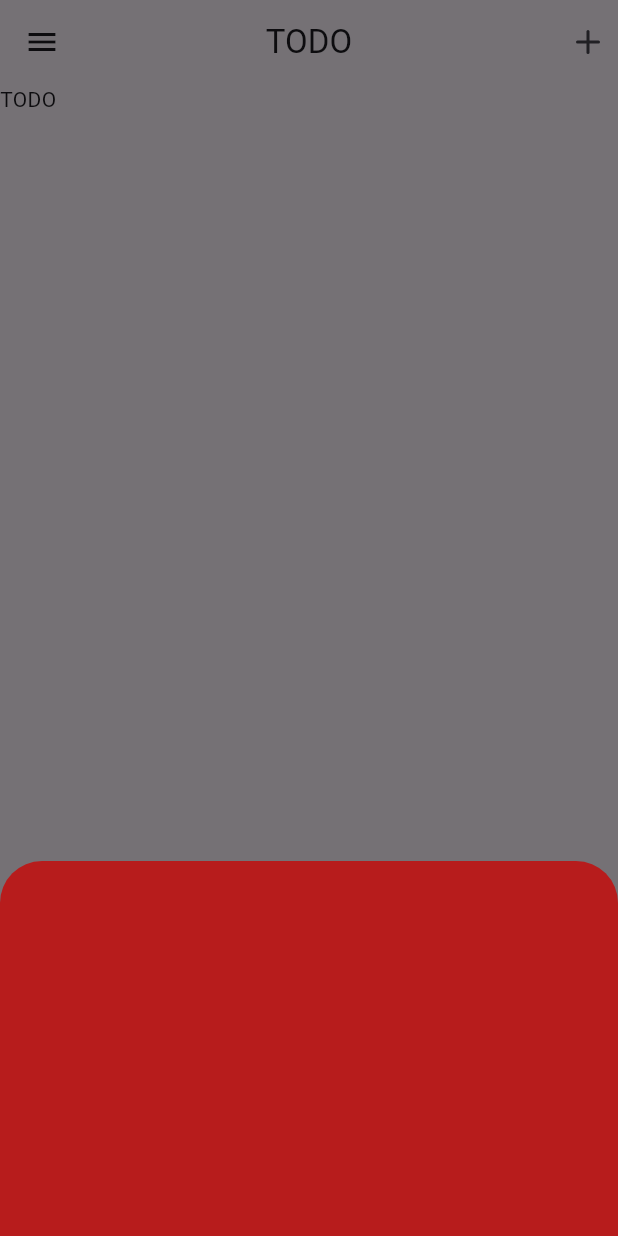
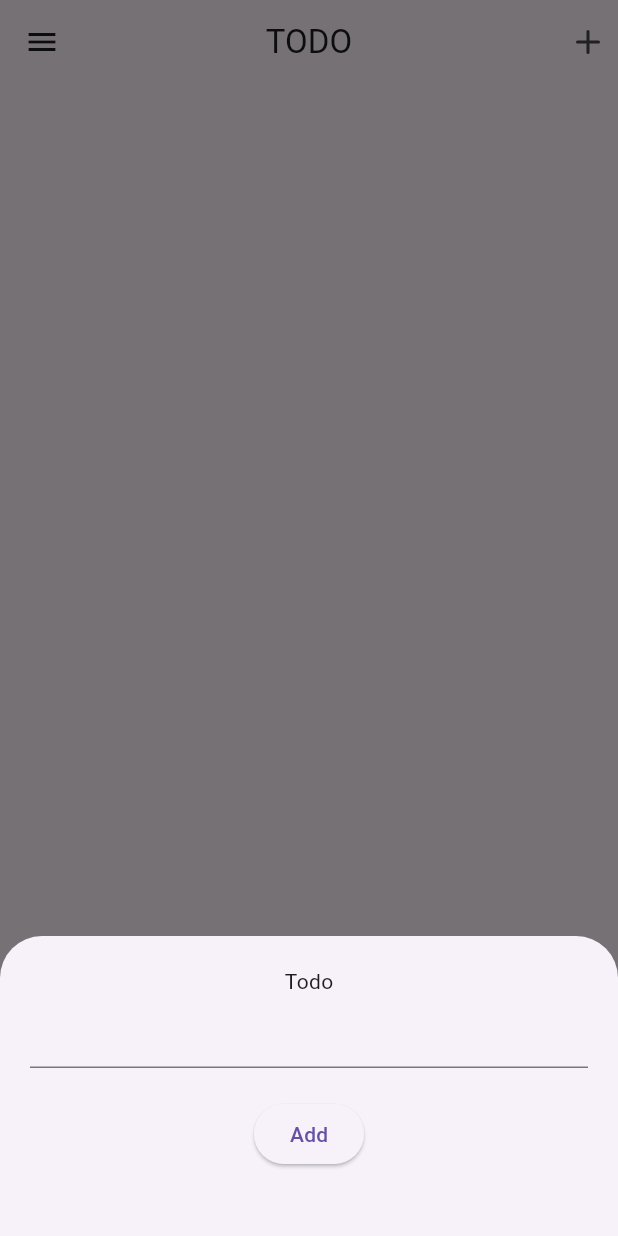
Before and after one commit to yntachmad/todo_flutter, a Flutter app: the screen it shows after launch, after a tap on an icon or button, on a phone screen of 412 x 824 dp. Run offline on Flutter 3.47's test engine with Material 3 defaults, Android fonts, the phone set to English and light mode, and no system bars; our stand-ins replace feather_icons.

Commit message:
add todio page

```diff
--- a/lib/add_todo.dart
+++ b/lib/add_todo.dart
@@ -1,3 +1,4 @@
+import 'package:feather_icons/feather_icons.dart';
 import 'package:flutter/material.dart';
 
 class AddTodo extends StatefulWidget {
@@ -7,9 +8,34 @@ class AddTodo extends StatefulWidget {
   State<AddTodo> createState() => _AddTodoState();
 }
 
+TextEditingController todoText = TextEditingController();
+
 class _AddTodoState extends State<AddTodo> {
   @override
   Widget build(BuildContext context) {
-    return const Text('Todo');
+    return Column(
+      children: [
+        const Text('Todo'),
+        TextField(
+          controller: todoText,
+          decoration: const InputDecoration(
+              // hintText: "Add your todo taxt",
+              // label: Text("username"),
+              // icon: Icon(FeatherIcons.camera),
+              ),
+        ),
+        // ignore: prefer_const_constructors
+        SizedBox(
+          height: 20,
+        ),
+        ElevatedButton(
+          onPressed: () {
+            print(todoText.text);
+            todoText.clear();
+          },
+          child: const Text("Add"),
+        ),
+      ],
+    );
   }
 }
--- a/lib/main_screen.dart
+++ b/lib/main_screen.dart
@@ -1,5 +1,6 @@
 import 'package:flutter/material.dart';
 import 'package:feather_icons/feather_icons.dart';
+import 'package:todo_app/add_todo.dart';
 
 class MainScreen extends StatefulWidget {
   const MainScreen({super.key});
@@ -37,11 +38,14 @@ class _MainScreenState extends State<MainScreen> {
               // highlightColor: Colors.transparent,
               onTap: () {
                 showModalBottomSheet(
-                  backgroundColor: Colors.red[900],
+                  // backgroundColor: Colors.red[900],
                   context: context,
                   builder: (context) {
                     return Container(
-                      height: 250,
+                      padding: const EdgeInsets.all(20),
+                      height: 200,
+                      // ignore: prefer_const_constructors
+                      child: AddTodo(),
                     );
                   },
                 );
@@ -56,12 +60,7 @@ class _MainScreenState extends State<MainScreen> {
         ],
         // backgroundColor: Colors.blue,
       ),
-      body: InkWell(
-        onTap: () {
-          print("Body Todo");
-        },
-        child: const Text('TODO'),
-      ),
+      body: Container(),
     );
   }
 }
```
